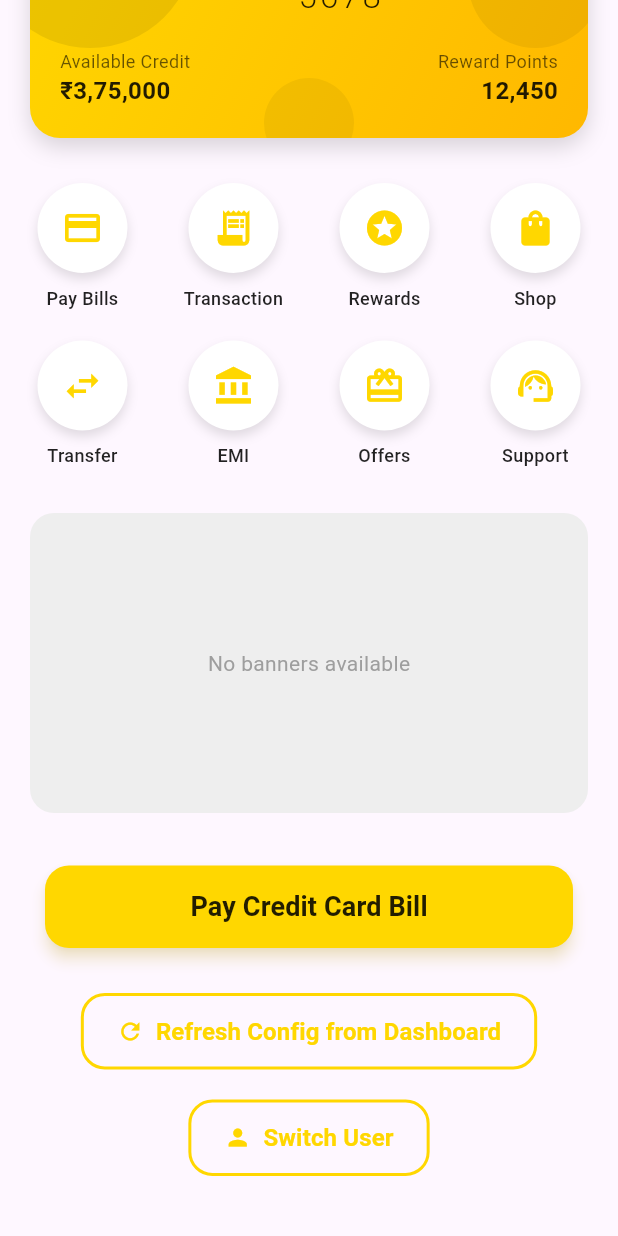
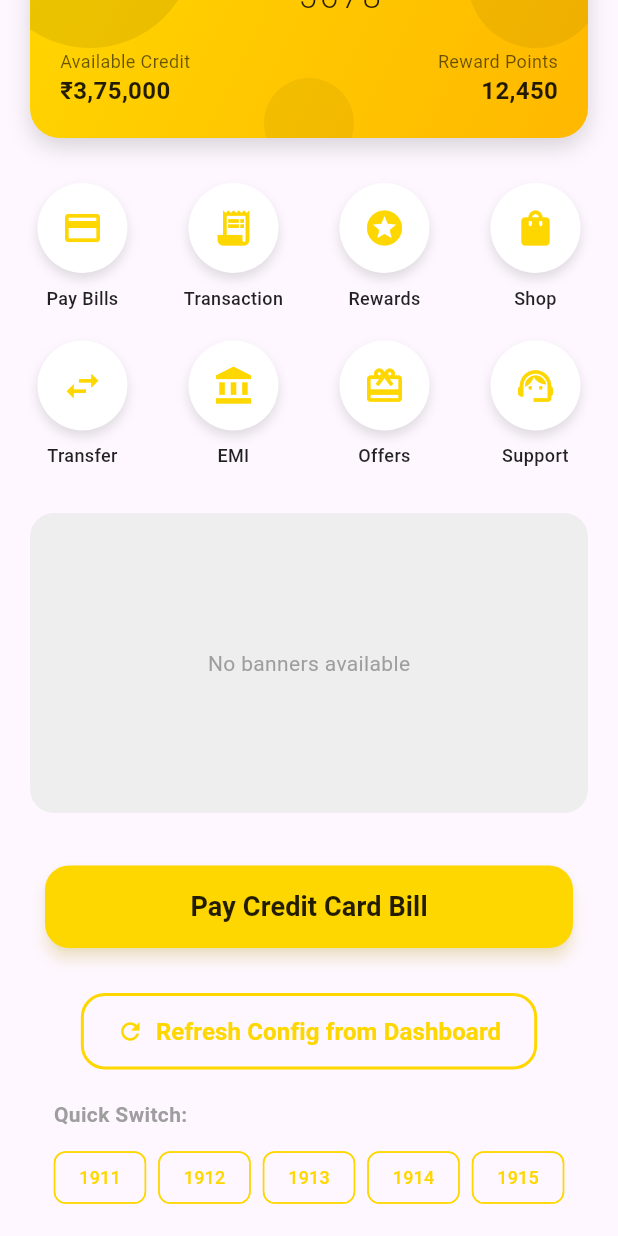
Before and after one commit to SurturFTW/CT-Flutter-Integration, a Flutter app: the TrueMoneyPage screen opened directly, scrolled down 328 dp, on a phone screen of 412 x 824 dp. Run offline on Flutter 3.47's test engine with Material 3 defaults, Android fonts, the phone set to English and light mode, and no system bars; our stand-ins replace cached_network_image, firebase_core, geolocator, permission_handler; missing offline and left inert: clevertap_plugin; accounts and stored records are empty.

Commit message:
/*Added switch user tabs*/

```diff
--- a/lib/PE/walletPage.dart
+++ b/lib/PE/walletPage.dart
@@ -243,6 +243,8 @@ class _TrueMoneyPageState extends State<TrueMoneyPage>
                 _buildPayNowButton(),
                 const SizedBox(height: 30),
                 _buildRefreshConfigButton(),
+                const SizedBox(height: 20),
+                _buildQuickUserSwitcher(),
                 const SizedBox(height: 20),
                 _buildSwitchUserButton(),
                 const SizedBox(height: 40),
@@ -769,6 +771,62 @@ class _TrueMoneyPageState extends State<TrueMoneyPage>
     );
   }
 
+  Widget _buildQuickUserSwitcher() {
+    final quickUsers = ['1911', '1912', '1913', '1914', '1915'];
+
+    return Padding(
+      padding: const EdgeInsets.symmetric(horizontal: 20),
+      child: Column(
+        crossAxisAlignment: CrossAxisAlignment.start,
+        children: [
+          const Text(
+            'Quick Switch:',
+            style: TextStyle(
+              fontSize: 14,
+              fontWeight: FontWeight.w600,
+              color: Colors.grey,
+            ),
+          ),
+          const SizedBox(height: 8),
+          Wrap(
+            spacing: 8,
+            children: quickUsers
+                .map(
+                  (userId) => FilterChip(
+                    label: Text(
+                      userId.split('@')[0], // Show only the part before @
+                      style: TextStyle(
+                        color: _currentUserId == userId
+                            ? Colors.white
+                            : _buttonColor,
+                        fontSize: 12,
+                      ),
+                    ),
+                    selected: _currentUserId == userId,
+                    onSelected: (selected) {
+                      if (selected && _currentUserId != userId) {
+                        setState(() {
+                          _currentUserId = userId;
+                        });
+                        CleverTapPlugin.onUserLogin({
+                          'Identity': userId,
+                        });
+                        print('Quick switched to user: $userId');
+                        fetchVariables();
+                      }
+                    },
+                    selectedColor: _buttonColor,
+                    checkmarkColor: Colors.white,
+                    side: BorderSide(color: _buttonColor),
+                  ),
+                )
+                .toList(),
+          ),
+        ],
+      ),
+    );
+  }
+
   Widget _buildSwitchUserButton() {
     return Padding(
       padding: const EdgeInsets.symmetric(horizontal: 30),
--- a/lib/main.dart
+++ b/lib/main.dart
@@ -140,7 +140,9 @@ class _MyHomePageState extends State<MyHomePage> {
     _initializeCleverTap();
     _listenToMethodChannelLinks();
 
-    Future.delayed(const Duration(seconds: 5), () {
+    CleverTapPlugin.resumeInAppNotifications();
+
+    Future.delayed(const Duration(seconds: 8), () {
       CleverTapPlugin.recordEvent("Page Viewed", {});
     });
   }
@@ -227,7 +229,10 @@ class _MyHomePageState extends State<MyHomePage> {
             ),
             actions: [
               TextButton(
-                onPressed: () => Navigator.of(context).pop(),
+                onPressed: () {
+                  Navigator.of(context).pop();
+                  CleverTapPlugin.resumeInAppNotifications();
+                },
                 child: const Text('Close'),
               ),
               if (onAction != null)
@@ -235,6 +240,7 @@ class _MyHomePageState extends State<MyHomePage> {
                   onPressed: () {
                     Navigator.of(context).pop();
                     onAction();
+                    CleverTapPlugin.resumeInAppNotifications();
                   },
                   child: Text(actionText),
                 ),
@@ -243,7 +249,6 @@ class _MyHomePageState extends State<MyHomePage> {
         },
       );
     }
-    CleverTapPlugin.resumeInAppNotifications();
   }
 
   void _initializeCleverTap() {
--- a/pubspec.yaml
+++ b/pubspec.yaml
@@ -34,7 +34,7 @@ dependencies:
   # The following adds the Cupertino Icons font to your application.
   # Use with the CupertinoIcons class for iOS style icons.
   cupertino_icons: ^1.0.8
-  clevertap_plugin: 3.6.0
+  clevertap_plugin: 3.7.0
   firebase_core: ^3.10.1
   permission_handler: ^11.3.1
   geolocator: ^13.0.2
```
Also changed, not shown: 3 other files.
